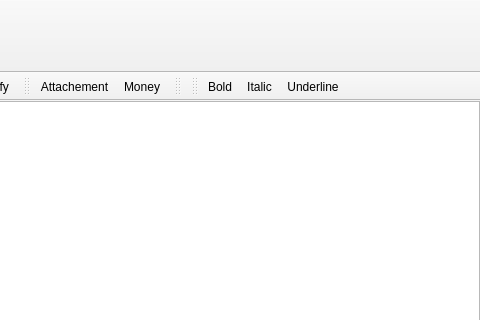
Old version of the form Mail/maileditorwindow.ui in the repository InvictusInnovations/keyhotee; both pictures show x 461 to 941 and y 0 to 320 of the 941 by 600 pixel window.
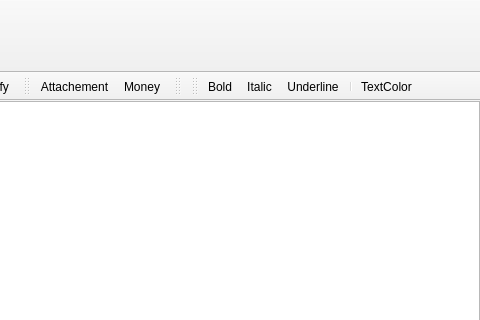
New version of the form. Icons and pictures are not drawn.

Commit message: [BW]: [NIP] Further mail editor development: - implemented filling of sender identities list - added text formatting controls: color picker, font style & size selector - receiver address boxes supports auto completion right now

What changed in the file:
```diff
--- a/Mail/maileditorwindow.ui
+++ b/Mail/maileditorwindow.ui
@@ -175,6 +175,8 @@
    <addaction name="actionBold"/>
    <addaction name="actionItalic"/>
    <addaction name="actionUnderline"/>
+   <addaction name="separator"/>
+   <addaction name="actionTextColor"/>
   </widget>
   <widget class="QToolBar" name="fileAttachementToolBar">
    <property name="windowTitle">
@@ -517,6 +519,14 @@
     <string>Ctrl+Y</string>
    </property>
   </action>
+  <action name="actionTextColor">
+   <property name="text">
+    <string>TextColor</string>
+   </property>
+   <property name="toolTip">
+    <string>Allows to change text colour</string>
+   </property>
+  </action>
  </widget>
  <resources>
   <include location="../Keyhotee.qrc"/>
```
Left out of the diff: 25 changed lines with no effect on the pictures. The commit also changes 10 other files.
